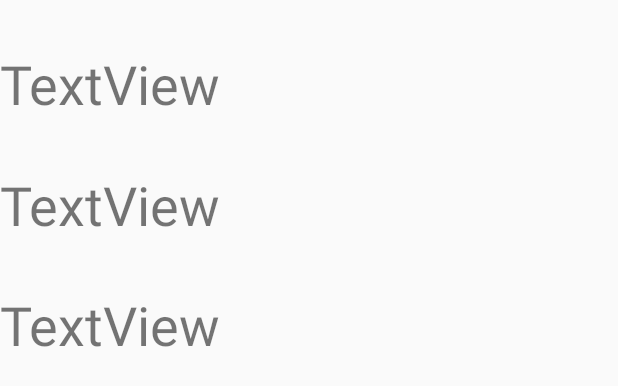
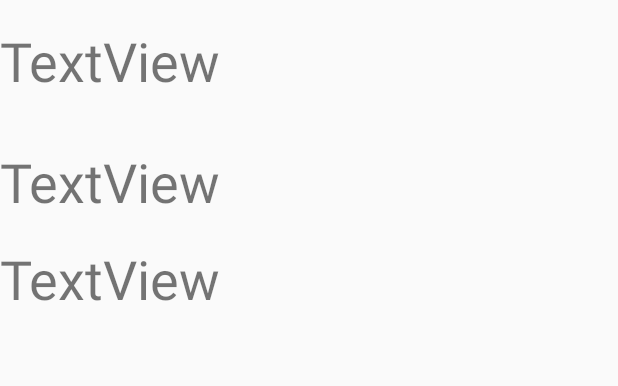
Before and after one commit to anandandhs/anandandhs-gmail.com, an Android app: the layout main_recycler_view.xml on its own in the app's theme, with its tools: preview values and no code run, on a phone screen of 412 x 824 dp. Shown: the top 386 px of the screen. Run offline under Robolectric (Android 15) with nearby library versions, the phone set to English and light mode, and no system bars; network calls fail.

Commit message:
Recycler View Layout Fixed

```diff
--- a/app/src/main/java/com/sample/mvvmapplication/view/main/PostsAdapter.kt
+++ b/app/src/main/java/com/sample/mvvmapplication/view/main/PostsAdapter.kt
@@ -36,9 +36,9 @@ class PostsAdapter(private val dataList : ArrayList<PostsItem>, private val list
 
         fun bind(android: PostsItem, listener: Listener, colors : Array<String>, position: Int) {
 
-            itemView.textView.text = android.id.toString()
-            itemView.textView2.text = android.userId.toString()
-            itemView.textView3.text = android.title
+            itemView.textView2.text = android.title
+            itemView.textView.text = android.userId.toString()
+            itemView.textView3.text = android.id.toString()
             itemView.setBackgroundColor(Color.parseColor(colors[position % 6]))
 
             itemView.setOnClickListener{ listener.onItemClick(android) }
--- a/app/src/main/res/layout/main_recycler_view.xml
+++ b/app/src/main/res/layout/main_recycler_view.xml
@@ -3,33 +3,28 @@
     xmlns:app="http://schemas.android.com/apk/res-auto"
     xmlns:tools="http://schemas.android.com/tools"
     android:layout_width="match_parent"
-    android:layout_height="match_parent">
-
-    <androidx.constraintlayout.widget.ConstraintLayout
-        android:id="@+id/constraintLayout"
-        android:layout_width="0dp"
-        android:layout_height="0dp"
-        app:layout_constraintBottom_toTopOf="@+id/guideline"
-        app:layout_constraintEnd_toEndOf="parent"
-        app:layout_constraintStart_toStartOf="parent"
-        app:layout_constraintTop_toTopOf="parent">
+    android:layout_height="wrap_content">>
 
     <TextView
         android:id="@+id/textView3"
         android:layout_width="0dp"
         android:layout_height="wrap_content"
+        android:layout_marginTop="16dp"
+        android:layout_marginBottom="16dp"
         android:text="TextView"
         android:textSize="36sp"
-            app:layout_constraintBottom_toTopOf="@+id/textView"
-            app:layout_constraintEnd_toEndOf="@+id/textView"
+        app:layout_constraintBottom_toTopOf="@+id/textView2"
+        app:layout_constraintEnd_toEndOf="@+id/textView2"
         app:layout_constraintHorizontal_bias="0.5"
         app:layout_constraintStart_toStartOf="parent"
-            app:layout_constraintTop_toBottomOf="@+id/textView2" />
+        app:layout_constraintTop_toBottomOf="@+id/textView" />
 
     <TextView
-            android:id="@+id/textView2"
+        android:id="@+id/textView"
         android:layout_width="0dp"
         android:layout_height="wrap_content"
+        android:layout_marginTop="16dp"
+        android:layout_marginBottom="16dp"
         android:text="TextView"
         android:textSize="36sp"
         app:layout_constraintBottom_toTopOf="@+id/textView3"
@@ -39,9 +34,10 @@
         app:layout_constraintTop_toTopOf="parent" />
 
     <TextView
-            android:id="@+id/textView"
+        android:id="@+id/textView2"
         android:layout_width="0dp"
         android:layout_height="wrap_content"
+        android:layout_marginBottom="16dp"
         android:text="TextView"
         android:textSize="36sp"
         app:layout_constraintBottom_toBottomOf="parent"
@@ -50,11 +46,3 @@
         app:layout_constraintStart_toStartOf="parent"
         app:layout_constraintTop_toBottomOf="@+id/textView3" />
 </androidx.constraintlayout.widget.ConstraintLayout>
-
-    <androidx.constraintlayout.widget.Guideline
-        android:id="@+id/guideline"
-        android:layout_width="wrap_content"
-        android:layout_height="wrap_content"
-        android:orientation="horizontal"
-        app:layout_constraintGuide_percent="0.33" />
-</androidx.constraintlayout.widget.ConstraintLayout>
```
Lines whose indentation alone changed are shown as unchanged.
